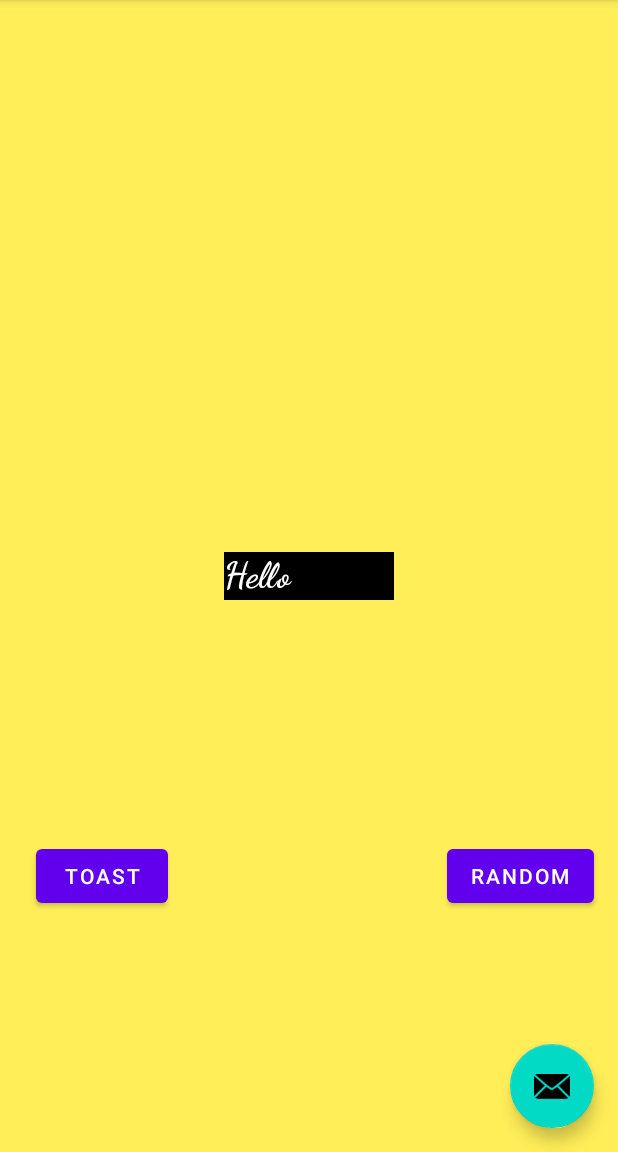
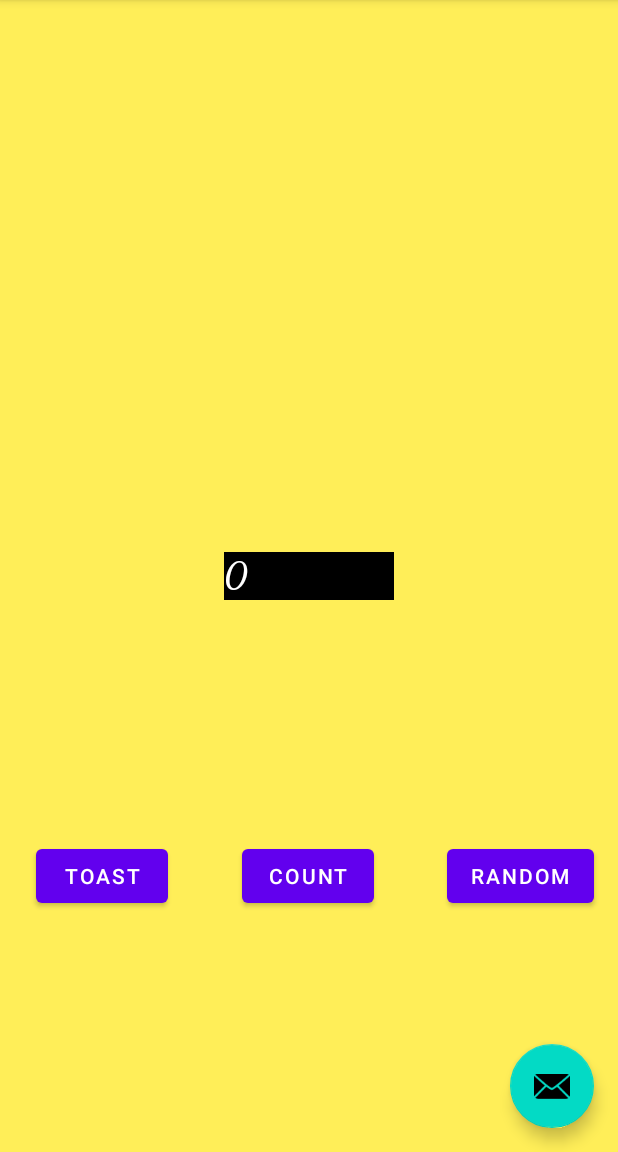
Before and after one commit to hanssenstijn/MySecondApp, an Android app: the screen it shows after launch (MainActivity), on a phone screen of 412 x 824 dp, the part 84-1236 px from its top. Run offline under Robolectric (Android 15) with nearby library versions, the phone set to English and light mode, and no system bars.

Commit message:
add extra button

```diff
--- a/app/src/main/res/layout/fragment_first.xml
+++ b/app/src/main/res/layout/fragment_first.xml
@@ -48,4 +48,20 @@
         app:layout_constraintStart_toStartOf="parent"
         app:layout_constraintTop_toBottomOf="@+id/textview_first" />
 
+    <Button
+        android:id="@+id/count_button"
+        android:layout_width="wrap_content"
+        android:layout_height="wrap_content"
+        android:layout_marginStart="16dp"
+        android:layout_marginLeft="16dp"
+        android:layout_marginTop="16dp"
+        android:layout_marginEnd="16dp"
+        android:layout_marginRight="16dp"
+        android:layout_marginBottom="16dp"
+        android:text="@string/count_button_text"
+        app:layout_constraintBottom_toBottomOf="parent"
+        app:layout_constraintEnd_toStartOf="@+id/random_button"
+        app:layout_constraintStart_toEndOf="@+id/toast_button"
+        app:layout_constraintTop_toBottomOf="@+id/textview_first" />
+
 </androidx.constraintlayout.widget.ConstraintLayout>
--- a/app/src/main/res/values/strings.xml
+++ b/app/src/main/res/values/strings.xml
@@ -6,8 +6,9 @@
     <string name="second_fragment_label">Second Fragment</string>
     <string name="previous">Previous</string>
 
-    <string name="hello_first_fragment">Hello World!</string>
+    <string name="hello_first_fragment">0</string>
     <string name="hello_second_fragment">Hello second fragment. Arg: %1$s</string>
     <string name="toast_button_text">Toast</string>
     <string name="random_button_text">Random</string>
+    <string name="count_button_text">Count</string>
 </resources>
```
